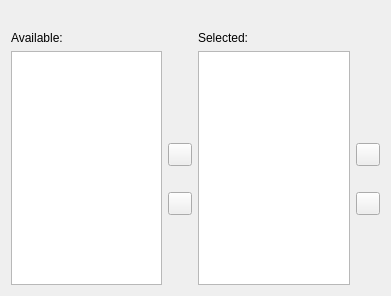
Before: the Qt Designer form context/togglelist.ui in CDrummond/cantata, drawn with Qt 5.
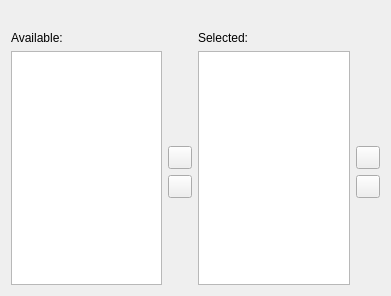
After: the same form once the commit is applied. Custom widgets are drawn as their Qt base class.

What changed in the file:
```diff
--- a/context/togglelist.ui
+++ b/context/togglelist.ui
@@ -72,44 +72,12 @@
     <widget class="FlatToolButton" name="upButton"/>
    </item>
    <item row="4" column="1">
-    <spacer name="spacerA">
-     <property name="orientation">
-      <enum>Qt::Vertical</enum>
-     </property>
-     <property name="sizeType">
-      <enum>QSizePolicy::Fixed</enum>
-     </property>
-     <property name="sizeHint" stdset="0">
-      <size>
-       <width>20</width>
-       <height>20</height>
-      </size>
-     </property>
-    </spacer>
-   </item>
-   <item row="4" column="3">
-    <spacer name="spacerB">
-     <property name="orientation">
-      <enum>Qt::Vertical</enum>
-     </property>
-     <property name="sizeType">
-      <enum>QSizePolicy::Fixed</enum>
-     </property>
-     <property name="sizeHint" stdset="0">
-      <size>
-       <width>20</width>
-       <height>20</height>
-      </size>
-     </property>
-    </spacer>
-   </item>
-   <item row="5" column="1">
     <widget class="FlatToolButton" name="removeButton"/>
    </item>
-   <item row="5" column="3">
+   <item row="4" column="3">
     <widget class="FlatToolButton" name="downButton"/>
    </item>
-   <item row="6" column="1">
+   <item row="5" column="1">
     <spacer name="verticalSpacer_2">
      <property name="orientation">
       <enum>Qt::Vertical</enum>
@@ -122,7 +90,7 @@
      </property>
     </spacer>
    </item>
-   <item row="6" column="3">
+   <item row="5" column="3">
     <spacer name="verticalSpacer_4">
      <property name="orientation">
       <enum>Qt::Vertical</enum>
```
